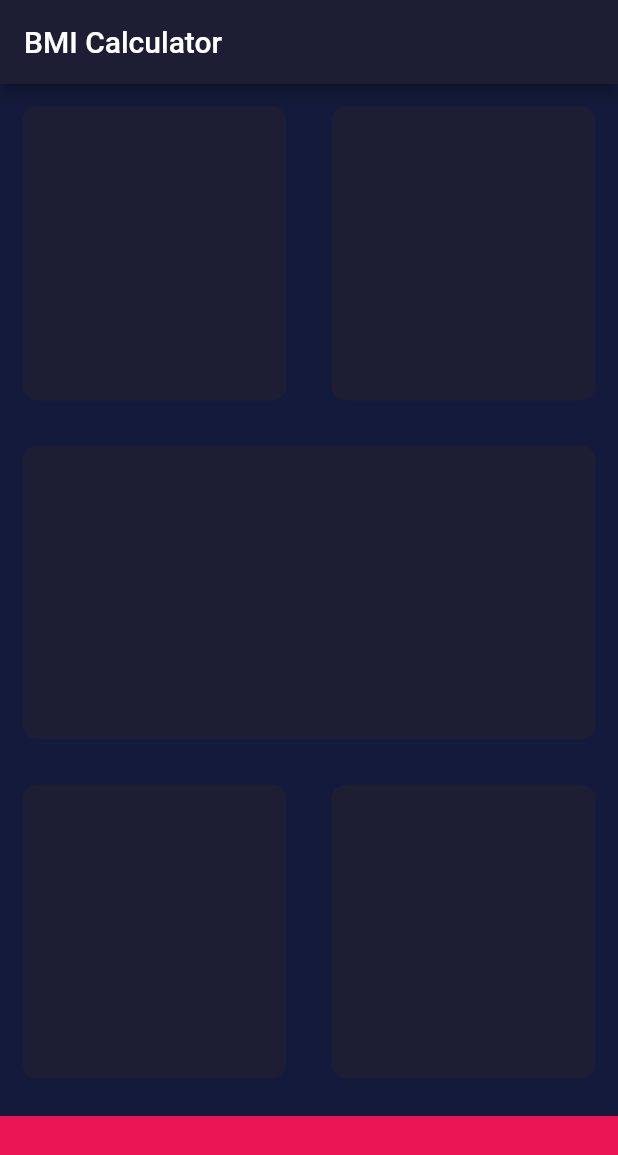
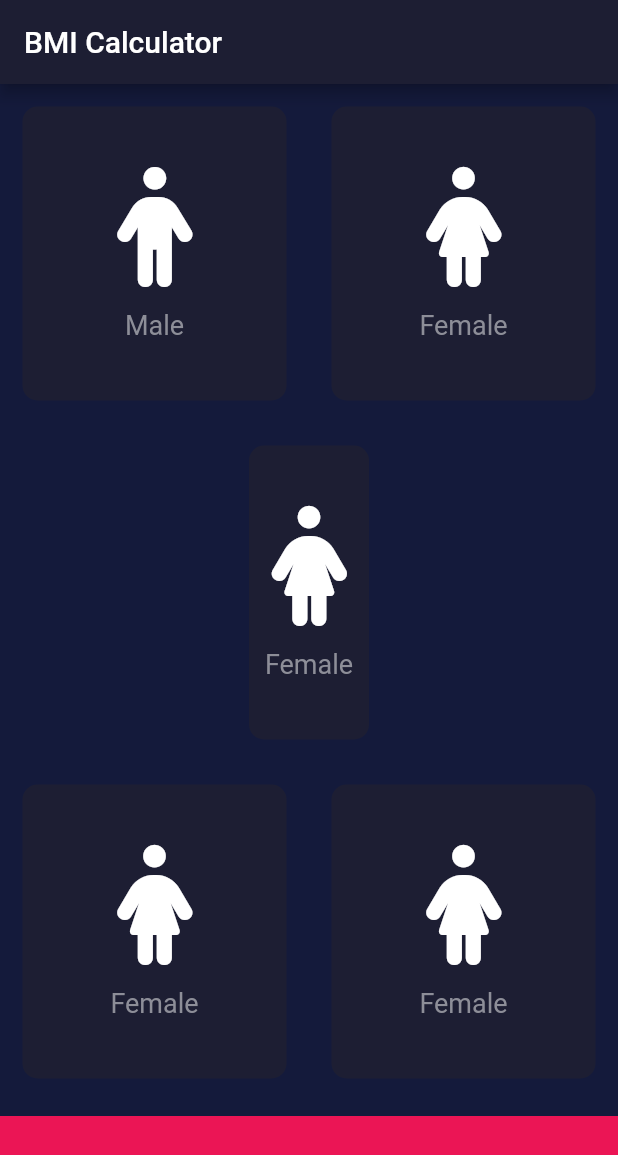
Before and after one commit to mayhim182/bmicalculatorapp, a Flutter app: the screen it shows after launch, on a phone screen of 412 x 824 dp. Shown: the top 1155 px of the screen. Run offline on Flutter 3.47's test engine with Material 2 defaults, Android fonts, the phone set to English and light mode, and no system bars; our stand-ins replace font_awesome_flutter; missing offline and left inert: dart:ffi.

Commit message:
doing third commit of the day

```diff
--- a/lib/input_page.dart
+++ b/lib/input_page.dart
@@ -1,6 +1,7 @@
 import 'dart:ffi';
 import 'package:flutter/cupertino.dart';
 import 'package:flutter/material.dart';
+import 'package:font_awesome_flutter/font_awesome_flutter.dart';
 
 
 const bottomContainerHeight=80.0;
@@ -26,15 +27,16 @@ class _inputPageState extends State<inputPage> {
             children: <Widget>[
               Expanded(child: Row(
                 children: <Widget>[
-                  Expanded(child: ReusableCard(colour: activeCardColour)),
-                  Expanded(child: ReusableCard(colour: activeCardColour)),
+                  Expanded(child: ReusableCard(colour: activeCardColour,
+                  cardChild: ReusableCardChild(text: 'Male',icon: FontAwesomeIcons.male),)),
+                  Expanded(child: ReusableCard(colour: activeCardColour,cardChild: ReusableCardChild(text: 'Female',icon: FontAwesomeIcons.female),)),
                 ],
               )),
-              Expanded(child:ReusableCard(colour:activeCardColour)),
+              Expanded(child:ReusableCard(colour:activeCardColour,cardChild: ReusableCardChild(text: 'Female',icon: FontAwesomeIcons.female),)),
               Expanded(child:Row(
               children: <Widget>[
-              Expanded(child: ReusableCard(colour: activeCardColour)),
-              Expanded(child: ReusableCard(colour: activeCardColour)),
+              Expanded(child: ReusableCard(colour: activeCardColour,cardChild: ReusableCardChild(text: 'Female',icon: FontAwesomeIcons.female),)),
+              Expanded(child: ReusableCard(colour: activeCardColour,cardChild: ReusableCardChild(text: 'Female',icon: FontAwesomeIcons.female),)),
             ],
       )
               ),
@@ -50,19 +52,47 @@ class _inputPageState extends State<inputPage> {
   }
 }
 
+class ReusableCardChild extends StatelessWidget {
+  const ReusableCardChild({
+    required this.text,required this.icon
+  });
+
+  final String text;
+  final IconData icon;
+
+  @override
+  Widget build(BuildContext context) {
+    return Column(
+      mainAxisAlignment: MainAxisAlignment.center,
+      children: <Widget>[
+        Icon(icon,
+        size: 80.0),
+        SizedBox(height: 15.0,),
+        Text(text,style: TextStyle(fontSize: 18.0,color: Color(0xFF8D8E98)),)
+      ],
+    );
+  }
+}
+
 class ReusableCard extends StatelessWidget {
   // const ReusableCard({
   //   super.key,
   // });
   // Will define our custom constructor
 
-  const ReusableCard({required this.colour});
+
+
+  const ReusableCard({required this.colour,required this.cardChild});
 
   final Color colour;
+  final Widget cardChild;
+
+
 
   @override
   Widget build(BuildContext context) {
     return Container(
+      child: cardChild,
       margin: EdgeInsets.all(15.0),
       decoration: BoxDecoration(
         color: Color(0xFF1D1E33),
--- a/pubspec.yaml
+++ b/pubspec.yaml
@@ -35,6 +35,7 @@ dependencies:
   # The following adds the Cupertino Icons font to your application.
   # Use with the CupertinoIcons class for iOS style icons.
   cupertino_icons: ^1.0.2
+  font_awesome_flutter: ^10.4.0
 
 dev_dependencies:
   flutter_test:
```
Also changed, not shown: pubspec.lock.
